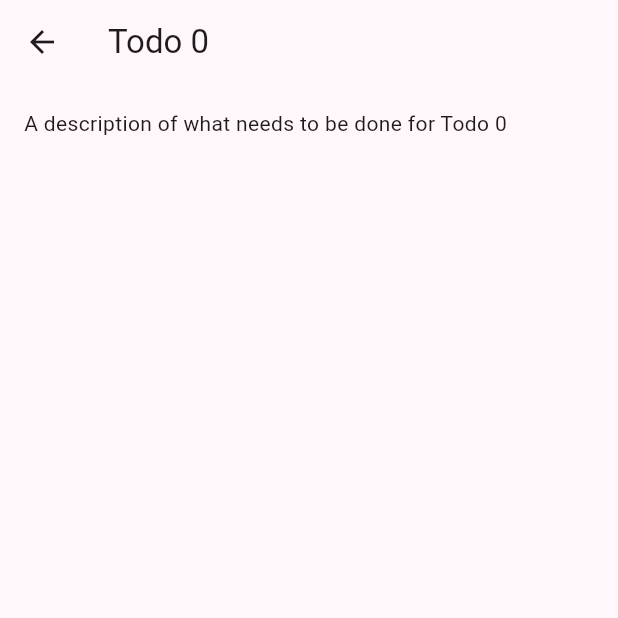
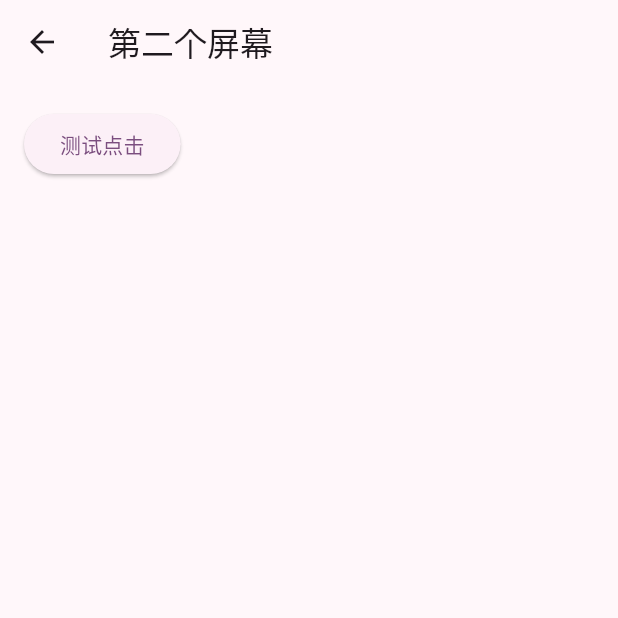
Before and after one commit to yrjwcharm/FlutterLearn, a Flutter app: the screen it shows after launch, after a tap on an icon or button, on a phone screen of 412 x 824 dp, the top half of it. Run offline on Flutter 3.47's test engine with Material 3 defaults, Android fonts, the phone set to English and light mode, and no system bars; our stand-ins replace google_fonts.

Commit message:
feat: 导航返回传递参数

```diff
--- a/lib/main/home.dart
+++ b/lib/main/home.dart
@@ -31,6 +31,25 @@ class _MyHomePageState extends State<MyHomePage> {
     return await rootBundle.loadString('assets/config.json');
   }
 
+  Future<void> _navigateAndDisplaySelection(BuildContext context) async {
+    // Navigator.push returns a Future that completes after calling
+    // Navigator.pop on the Selection Screen.
+    final result = await Navigator.push(
+      context,
+      // Create the SelectionScreen in the next step.
+      MaterialPageRoute(builder: (context) => const DetailScreen()),
+    );
+    // When a BuildContext is used from a StatefulWidget, the mounted property
+    // must be checked after an asynchronous gap.
+    if (!context.mounted) return;
+
+    // After the Selection Screen returns a result, hide any previous snackbars
+    // and show the new result.
+    ScaffoldMessenger.of(context)
+      ..removeCurrentSnackBar()
+      ..showSnackBar(SnackBar(content: Text('$result')));
+  }
+
   @override
   void dispose() {
     super.dispose();
@@ -40,7 +59,16 @@ class _MyHomePageState extends State<MyHomePage> {
   Widget build(BuildContext context) {
     return Scaffold(
       appBar: AppBar(title: const Text('测试标题')),
-      body: ListView.builder(
+      body: Column(
+        children: [
+          ElevatedButton(
+            onPressed: () {
+              _navigateAndDisplaySelection(context);
+            },
+            child: Text('按钮'),
+          ),
+          Expanded(
+            child: ListView.builder(
               itemCount: todos.length,
               itemBuilder: (context, index) {
                 return ListTile(
@@ -58,6 +86,9 @@ class _MyHomePageState extends State<MyHomePage> {
                 );
               },
             ),
+          ),
+        ],
+      ),
     );
   }
 }
--- a/lib/main/second.dart
+++ b/lib/main/second.dart
@@ -11,12 +11,21 @@ class DetailScreen extends StatelessWidget {
   @override
   Widget build(BuildContext context) {
     // Use the Todo to create the UI.
-    Todo todo = ModalRoute.of(context)!.settings.arguments as Todo;
+    // final todo = ModalRoute.of(context)!.settings.arguments;
     return Scaffold(
-      appBar: AppBar(title: Text(todo.title)),
+      appBar: AppBar(title: Text('第二个屏幕')),
       body: Padding(
         padding: const EdgeInsets.all(16),
-        child: Text(todo.description),
+        child: Column(
+          children: [
+            ElevatedButton(
+              onPressed: () {
+                Navigator.pop(context, '返回的参数');
+              },
+              child: Text('测试点击'),
+            ),
+          ],
+        ),
       ),
     );
   }
```
Lines whose indentation alone changed are shown as unchanged.
